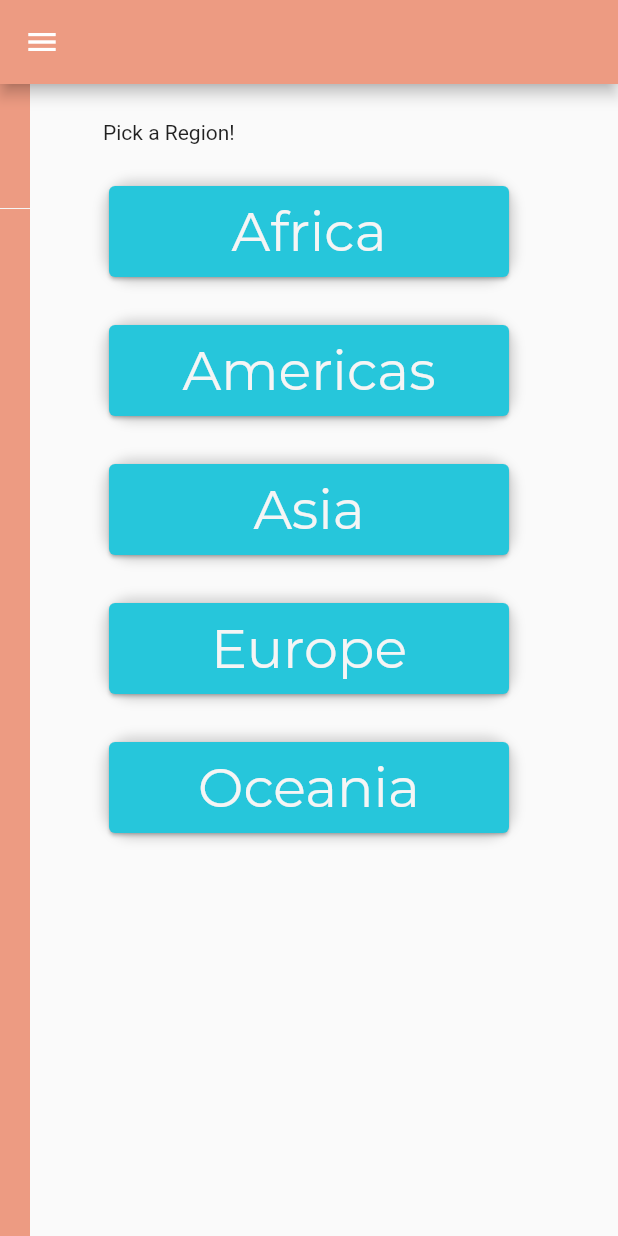
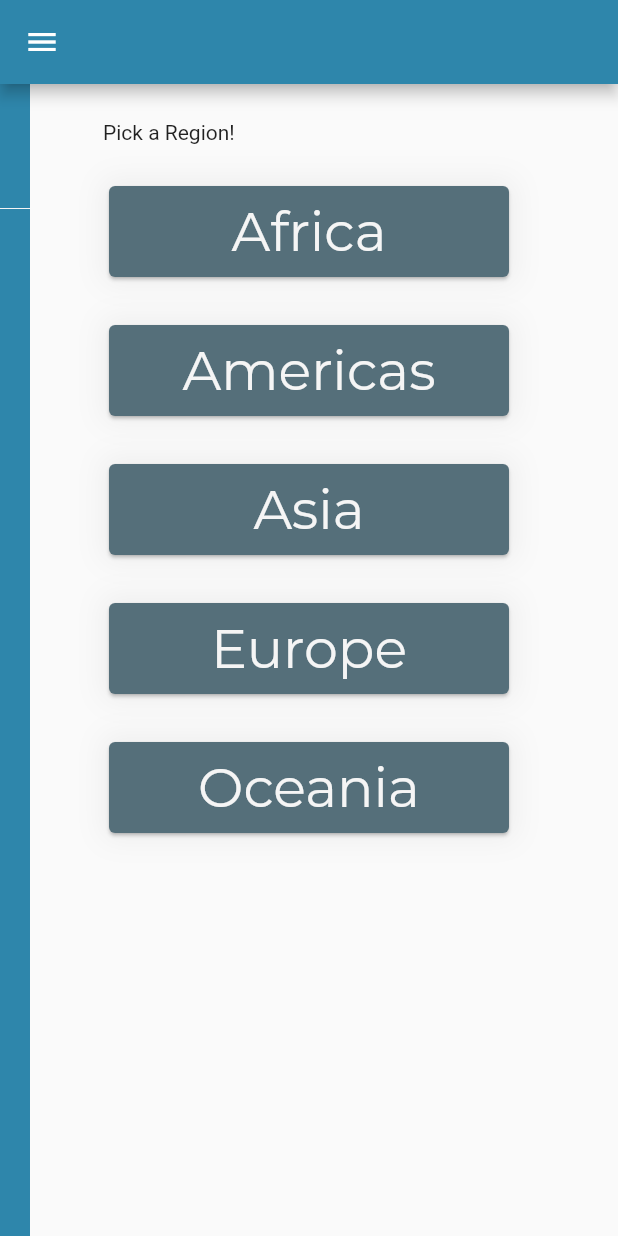
Before and after one commit to ajaytitus1386/Flags, a Flutter app: the screen it shows after launch, on a phone screen of 412 x 824 dp. Run offline on Flutter 3.47's test engine with Material 2 defaults, Android fonts, the phone set to English and light mode, and no system bars; our stand-ins replace bloc, dartz, equatable, flutter_bloc, get_it, google_fonts and 2 more; accounts and stored records are empty.

Commit message:
style: add region colors

```diff
--- a/lib/features/flags/presentation/styling/color_palettes.dart
+++ b/lib/features/flags/presentation/styling/color_palettes.dart
@@ -1,16 +1,29 @@
 import 'package:flutter/material.dart';
 
-Color primary = const Color.fromRGBO(237, 155, 130, 1.0);
-Color secondary = const Color.fromRGBO(38, 198, 219, 1);
+Color primary = blueNCS;
+Color secondary = blueCadet;
+Color orange = const Color.fromRGBO(237, 155, 130, 1.0);
 Color cyan = const Color.fromRGBO(38, 198, 219, 1);
+Color blueNCS = const Color(0xff2E86AB);
+Color blueSapphire = const Color(0xff2E6171);
+Color blueCadet = const Color(0xff556F7A);
 Color green = const Color.fromRGBO(0, 179, 120, 1.0);
 Color warning = const Color.fromRGBO(202, 11, 0, 1.0);
 Color timberWolf = const Color(0xffE4DFDA);
 Color highlight = const Color(0xfff5f5f5);
+Color background = const Color(0xffF2F2EF);
+Color textHeadingColor = const Color(0xff211F1F);
+Color gray50 = const Color.fromRGBO(0, 0, 0, 0.5);
 
-BoxDecoration cardDecoration = BoxDecoration(boxShadow: const [
+Color africaColor = const Color(0xff282828);
+Color americasColor = const Color(0xffff2d37);
+Color asiaColor = const Color(0xffffa500);
+Color europeColor = const Color(0xff00a5dc);
+Color oceaniaColor = const Color(0xff2DB928);
+
+BoxDecoration cardDecoration = const BoxDecoration(boxShadow: [
   BoxShadow(
-    color: Color.fromRGBO(0, 0, 0, 0.15),
-    blurRadius: 5,
+    color: Color.fromRGBO(0, 0, 0, 0.05),
+    blurRadius: 15,
   )
-], borderRadius: BorderRadius.circular(20));
+]);
```
